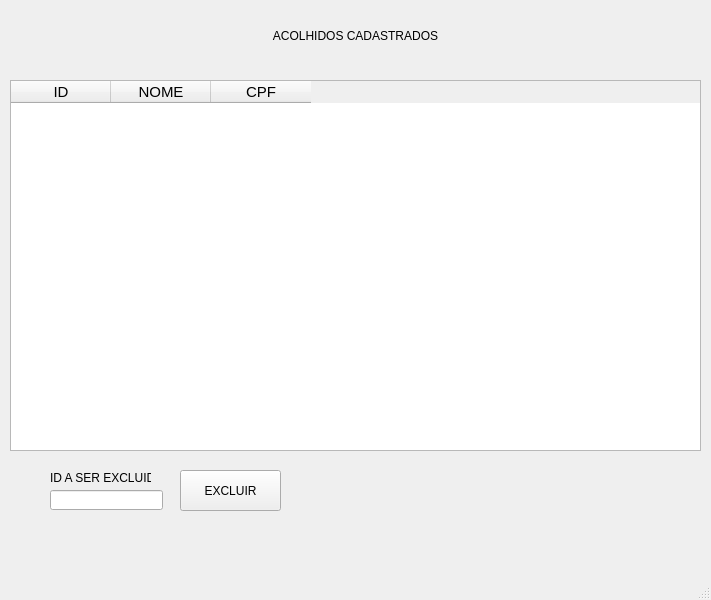
Above: formCadastrado.ui from AlexFilh0/BetelgeuseDB before the change. Below: the same form after it.
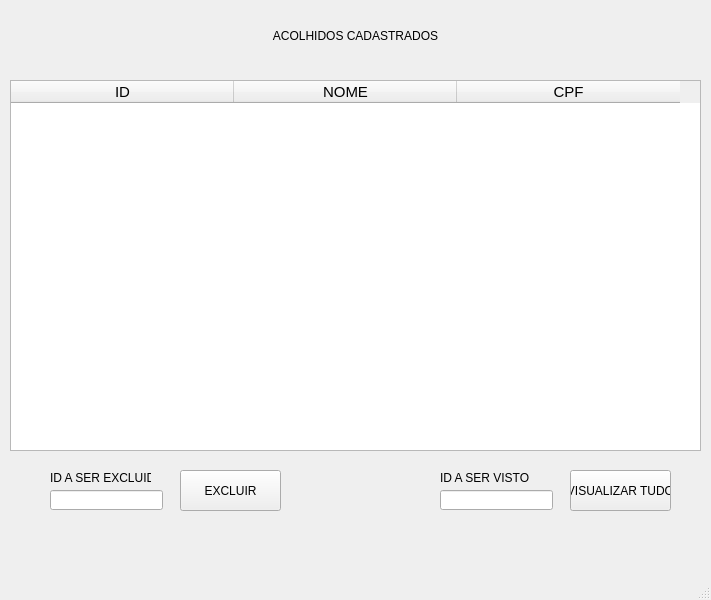
That is the form after the change.

The edit to the form file:
```diff
--- a/formCadastrado.ui
+++ b/formCadastrado.ui
@@ -39,12 +39,33 @@
       <height>371</height>
      </rect>
     </property>
+    <property name="showGrid">
+     <bool>true</bool>
+    </property>
     <property name="gridStyle">
      <enum>Qt::DashLine</enum>
     </property>
     <property name="wordWrap">
      <bool>false</bool>
     </property>
+    <attribute name="horizontalHeaderVisible">
+     <bool>true</bool>
+    </attribute>
+    <attribute name="horizontalHeaderCascadingSectionResizes">
+     <bool>false</bool>
+    </attribute>
+    <attribute name="horizontalHeaderDefaultSectionSize">
+     <number>223</number>
+    </attribute>
+    <attribute name="horizontalHeaderHighlightSections">
+     <bool>true</bool>
+    </attribute>
+    <attribute name="verticalHeaderVisible">
+     <bool>true</bool>
+    </attribute>
+    <attribute name="verticalHeaderHighlightSections">
+     <bool>true</bool>
+    </attribute>
     <column>
      <property name="text">
       <string>ID</string>
@@ -112,6 +133,42 @@
      <string>ID A SER EXCLUIDO</string>
     </property>
    </widget>
+   <widget class="QPushButton" name="btnVisualizar">
+    <property name="geometry">
+     <rect>
+      <x>570</x>
+      <y>470</y>
+      <width>101</width>
+      <height>41</height>
+     </rect>
+    </property>
+    <property name="text">
+     <string>VISUALIZAR TUDO</string>
+    </property>
+   </widget>
+   <widget class="QLineEdit" name="edtVisualizar">
+    <property name="geometry">
+     <rect>
+      <x>440</x>
+      <y>490</y>
+      <width>113</width>
+      <height>20</height>
+     </rect>
+    </property>
+   </widget>
+   <widget class="QLabel" name="label_3">
+    <property name="geometry">
+     <rect>
+      <x>440</x>
+      <y>470</y>
+      <width>101</width>
+      <height>16</height>
+     </rect>
+    </property>
+    <property name="text">
+     <string>ID A SER VISTO</string>
+    </property>
+   </widget>
   </widget>
   <widget class="QMenuBar" name="menubar">
    <property name="geometry">
```
